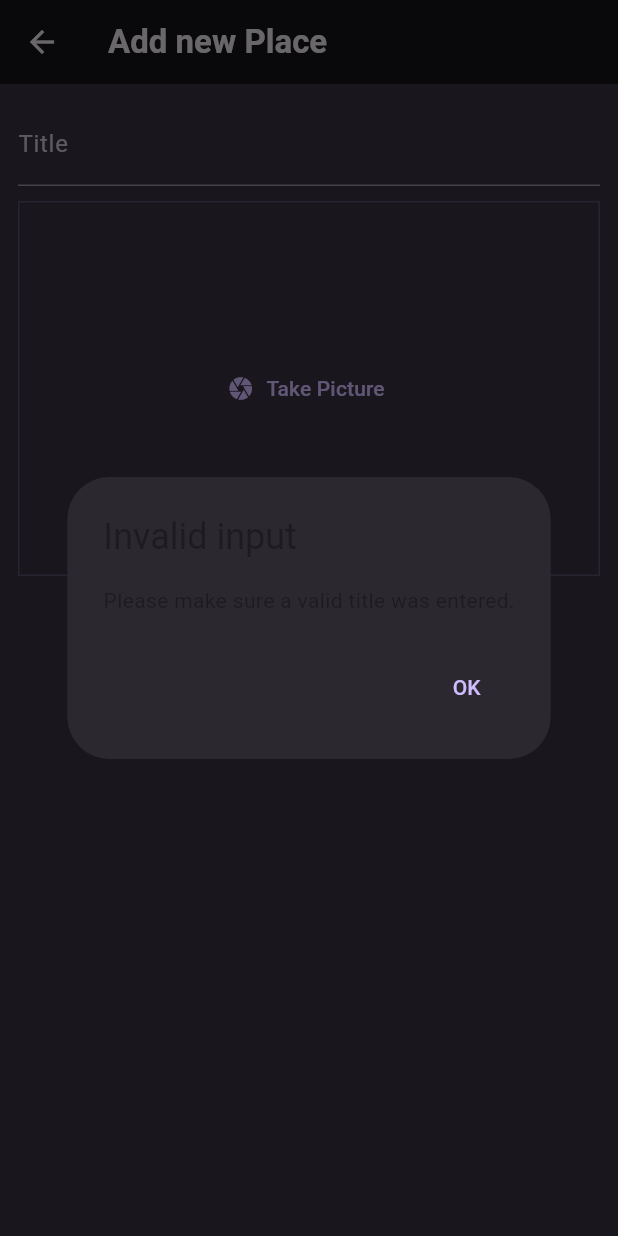
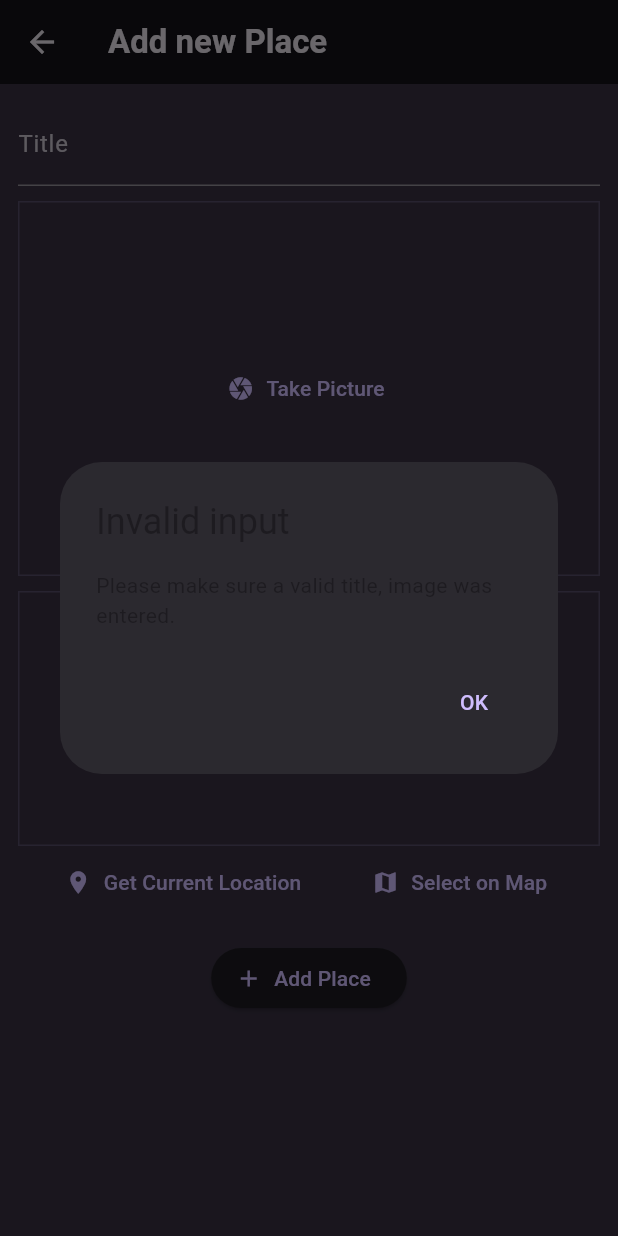
Before and after one commit to MinhNhatQA15101910/flutter_favorite_places, a Flutter app: the AddPlaceScreen screen opened directly, after a tap on "Add Place", on a phone screen of 412 x 824 dp. Run offline on Flutter 3.47's test engine with Material 3 defaults, Android fonts, the phone set to English and light mode, and no system bars; our stand-ins replace flutter_riverpod, google_fonts, image_picker.

Commit message:
Adding the location package and starting with the 'Get Location' input widget.

```diff
--- a/lib/screens/add_place_screen.dart
+++ b/lib/screens/add_place_screen.dart
@@ -2,6 +2,7 @@ import 'dart:io';
 
 import 'package:favorite_places/providers/user_places_provider.dart';
 import 'package:favorite_places/widgets/image_input.dart';
+import 'package:favorite_places/widgets/location_input.dart';
 import 'package:flutter/material.dart';
 import 'package:flutter_riverpod/flutter_riverpod.dart';
 
@@ -21,13 +22,13 @@ class _AddPlaceScreenState extends ConsumerState<AddPlaceScreen> {
   void _savePlace() {
     final enteredTitle = _titleController.text;
 
-    if (enteredTitle.isEmpty) {
+    if (enteredTitle.isEmpty || _selectedImage == null) {
       showDialog(
         context: context,
         builder: (ctx) => AlertDialog(
           title: const Text('Invalid input'),
           content: const Text(
-            'Please make sure a valid title was entered.',
+            'Please make sure a valid title, image was entered.',
           ),
           actions: [
             TextButton(
@@ -72,6 +73,8 @@ class _AddPlaceScreenState extends ConsumerState<AddPlaceScreen> {
                 _selectedImage = image;
               },
             ),
+            const SizedBox(height: 10),
+            const LocationInput(),
             const SizedBox(height: 16),
             ElevatedButton.icon(
               onPressed: _savePlace,
--- /dev/null
+++ b/lib/widgets/location_input.dart
@@ -0,0 +1,52 @@
+import 'package:flutter/material.dart';
+
+class LocationInput extends StatefulWidget {
+  const LocationInput({super.key});
+
+  @override
+  State<LocationInput> createState() {
+    return _LocationInputState();
+  }
+}
+
+class _LocationInputState extends State<LocationInput> {
+  @override
+  Widget build(BuildContext context) {
+    return Column(
+      children: [
+        Container(
+          height: 170,
+          width: double.infinity,
+          alignment: Alignment.center,
+          decoration: BoxDecoration(
+            border: Border.all(
+              width: 1,
+              color: Theme.of(context).colorScheme.primary.withOpacity(0.2),
+            ),
+          ),
+          child: Text(
+            'No location chosen',
+            style: Theme.of(context).textTheme.bodyLarge!.copyWith(
+                  color: Theme.of(context).colorScheme.onBackground,
+                ),
+          ),
+        ),
+        Row(
+          mainAxisAlignment: MainAxisAlignment.spaceEvenly,
+          children: [
+            TextButton.icon(
+              onPressed: () {},
+              icon: const Icon(Icons.location_on),
+              label: const Text('Get Current Location'),
+            ),
+            TextButton.icon(
+              onPressed: () {},
+              icon: const Icon(Icons.map),
+              label: const Text('Select on Map'),
+            ),
+          ],
+        ),
+      ],
+    );
+  }
+}
--- a/pubspec.yaml
+++ b/pubspec.yaml
@@ -39,6 +39,7 @@ dependencies:
   uuid: ^4.3.3
   flutter_riverpod: ^2.4.9
   image_picker: ^1.0.7
+  location: ^5.0.3
 
 dev_dependencies:
   flutter_test:
```
Also changed, not shown: pubspec.lock, 3 other files.
